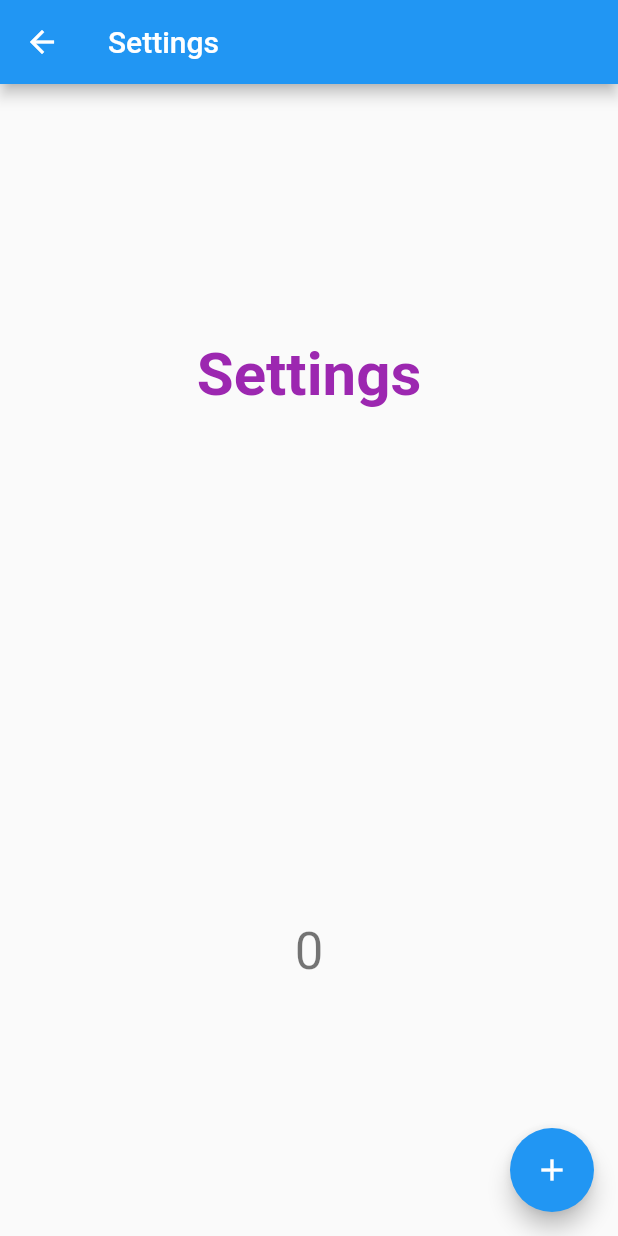
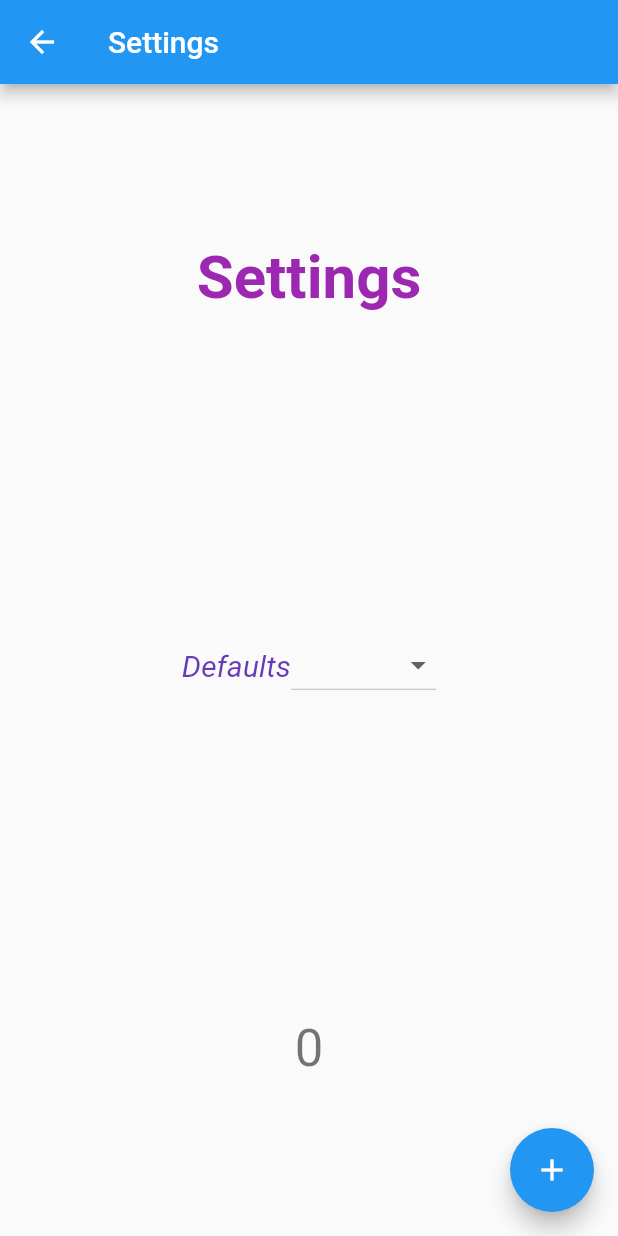
Before and after one commit to SHyguymoll/i_go_by, a Flutter app: the SettingsPage screen opened directly, on a phone screen of 412 x 824 dp. Run offline on Flutter 3.47's test engine with Material 2 defaults, Android fonts, the phone set to English and light mode, and no system bars; our stand-ins replace flutter_tts.

Commit message:
started work on settings page

```diff
--- a/lib/settingspage.dart
+++ b/lib/settingspage.dart
@@ -34,6 +34,29 @@ class _SettingsPageState extends State<SettingsPage> {
                   color: Colors.purple,
                   fontWeight: FontWeight.bold,
                 )),
+            Row(
+              mainAxisAlignment: MainAxisAlignment.center,
+              children: <Widget>[
+                const Text(
+                  'Defaults',
+                  style: TextStyle(
+                    color: Colors.deepPurple,
+                    fontSize: 20,
+                    fontStyle: FontStyle.italic,
+                  ),
+                ),
+                DropdownButton(
+                    //I love API documentation
+                    items: <String>['Male', 'Female', 'Nonbinary', 'Custom']
+                        .map<DropdownMenuItem<String>>((String value) {
+                      return DropdownMenuItem<String>(
+                        value: value,
+                        child: Text(value),
+                      );
+                    }).toList(),
+                    onChanged: () {}),
+              ],
+            ),
             Text(
               '$_counter',
               style: Theme.of(context).textTheme.headline4,
```
